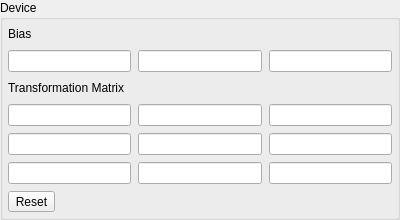
qutefox/SensorFusionCalibrate, file src/widget/calibration_result.ui: the form before one commit.
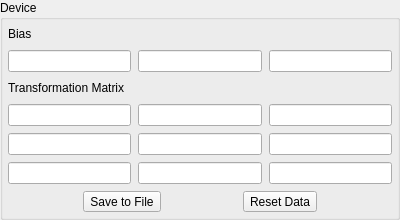
The form after the commit. Icons and pictures are not drawn.

Commit message: Added option to save results to a file. Minor fixes.

```diff
--- a/src/widget/calibration_result.ui
+++ b/src/widget/calibration_result.ui
@@ -161,18 +161,42 @@
     </layout>
    </item>
    <item>
-    <widget class="QToolButton" name="resetToolButton">
-     <property name="text">
-      <string>Reset</string>
+    <layout class="QHBoxLayout" name="horizontalLayout_2">
+     <property name="topMargin">
+      <number>0</number>
      </property>
-     <property name="icon">
-      <iconset resource="../resources/resources.qrc">
-       <normaloff>:/images/reset-darkred.png</normaloff>:/images/reset-darkred.png</iconset>
+     <property name="bottomMargin">
+      <number>0</number>
      </property>
-     <property name="toolButtonStyle">
-      <enum>Qt::ToolButtonTextBesideIcon</enum>
-     </property>
-    </widget>
+     <item>
+      <widget class="QToolButton" name="saveToolButton">
+       <property name="text">
+        <string>Save to File</string>
+       </property>
+       <property name="icon">
+        <iconset resource="../resources/resources.qrc">
+         <normaloff>:/images/save-green.png</normaloff>:/images/save-green.png</iconset>
+       </property>
+       <property name="toolButtonStyle">
+        <enum>Qt::ToolButtonTextBesideIcon</enum>
+       </property>
+      </widget>
+     </item>
+     <item>
+      <widget class="QToolButton" name="resetToolButton">
+       <property name="text">
+        <string>Reset Data</string>
+       </property>
+       <property name="icon">
+        <iconset resource="../resources/resources.qrc">
+         <normaloff>:/images/reset-darkred.png</normaloff>:/images/reset-darkred.png</iconset>
+       </property>
+       <property name="toolButtonStyle">
+        <enum>Qt::ToolButtonTextBesideIcon</enum>
+       </property>
+      </widget>
+     </item>
+    </layout>
    </item>
   </layout>
  </widget>
```
Left out of the diff: 74 changed lines with no effect on the pictures. The commit also changes 18 other files.
